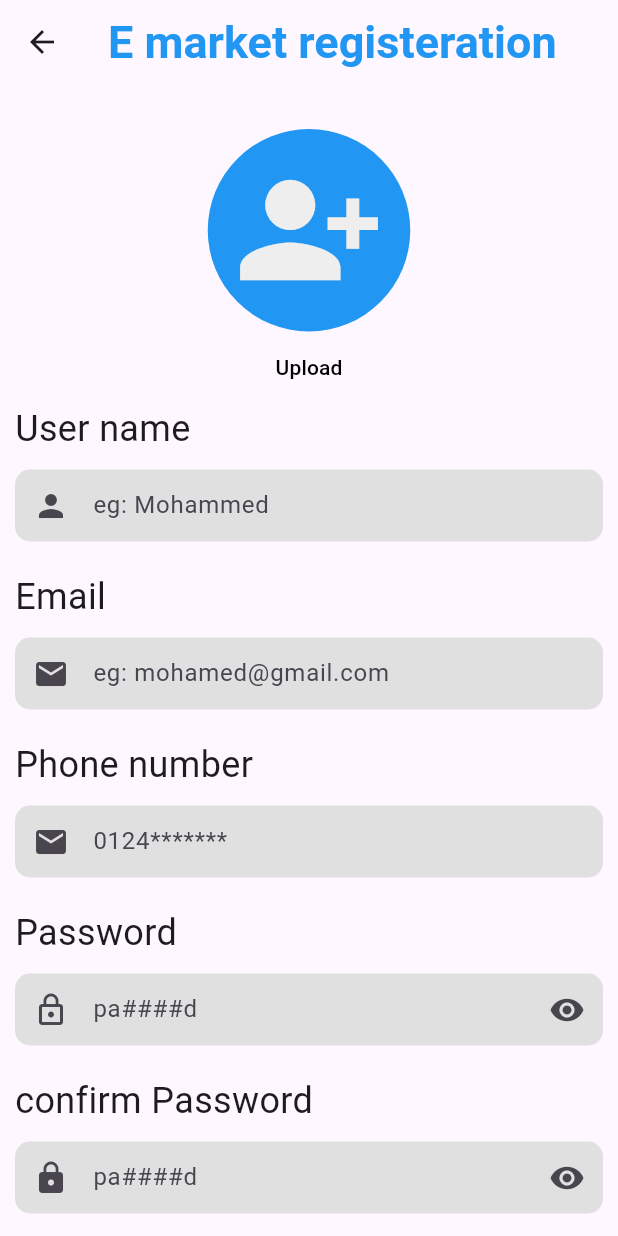
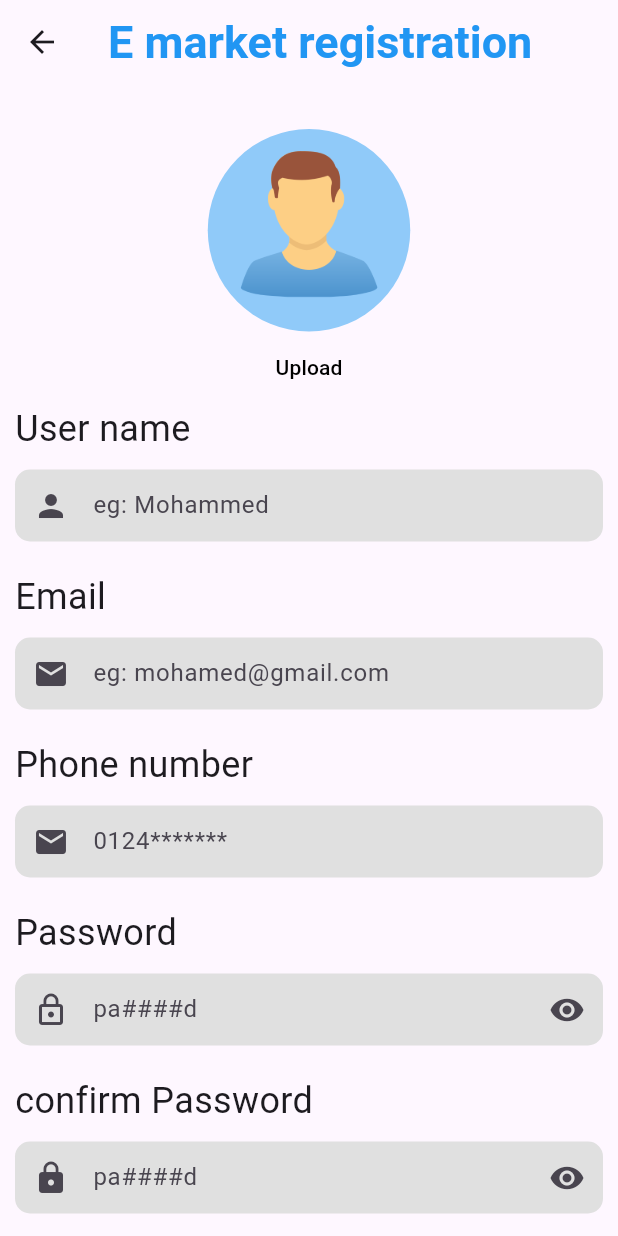
Before and after one commit to DiaaAhmedHassan/E_Market, a Flutter app: the Registration screen opened by its route, on a phone screen of 412 x 824 dp. Run offline on Flutter 3.47's test engine with Material 3 defaults, Android fonts, the phone set to English and light mode, and no system bars.

Commit message:
avatar image changed

```diff
--- a/lib/Auths/registration.dart
+++ b/lib/Auths/registration.dart
@@ -13,7 +13,7 @@ class _RegistrationState extends State<Registration> {
   Widget build(BuildContext context) {
     return Scaffold(
       appBar: AppBar(
-        title: const Text("E market registeration"),
+        title: const Text("E market registration"),
       ),
       body: SingleChildScrollView(
         child: Container(
@@ -29,20 +29,16 @@ class _RegistrationState extends State<Registration> {
                         margin: const EdgeInsets.only(top: 20),
                         width: 135,
                         height: 135,
-                        decoration: const BoxDecoration(
-                            shape: BoxShape.circle, color: Colors.blue),
+                        decoration:  BoxDecoration(
+                            shape: BoxShape.circle, color: Colors.blue[200]),
                         alignment: Alignment.center,
-                        child: Icon(
-                          Icons.person_add_alt_1,
-                          size: 100,
-                          color: Colors.grey[200],
-                        ),
+                        child: Image.asset("images/avatar.png")
                       ),
                     ),
                     MaterialButton(
                       onPressed: () {},
+                      textColor: Colors.black,
                       child: const Text("Upload"),
-                      textColor: Colors.black,
                     )
                   ],
                 ),
@@ -98,9 +94,9 @@ class _RegistrationState extends State<Registration> {
               ),
               UserInputField(
                 hint: "pa####d",
-                prefix: Icon(Icons.lock_outline),
+                prefix: const Icon(Icons.lock_outline),
                 suffix:
-                    IconButton(onPressed: () {}, icon: Icon(Icons.visibility)),
+                    IconButton(onPressed: () {}, icon: const Icon(Icons.visibility)),
               ),
               const SizedBox(
                 height: 20,
@@ -114,9 +110,9 @@ class _RegistrationState extends State<Registration> {
               ),
               UserInputField(
                 hint: "pa####d",
-                prefix: Icon(Icons.lock),
+                prefix: const Icon(Icons.lock),
                 suffix:
-                    IconButton(onPressed: () {}, icon: Icon(Icons.visibility)),
+                    IconButton(onPressed: () {}, icon: const Icon(Icons.visibility)),
               ),
               const SizedBox(
                 height: 30,
@@ -127,24 +123,25 @@ class _RegistrationState extends State<Registration> {
                   child: MaterialButton(
                     shape: RoundedRectangleBorder(borderRadius: BorderRadius.circular(10)),
                       onPressed: () {},
-                      child: Text(
+                      color: Colors.blue,
+                      textColor: Colors.white,
+                      child: const Text(
                         "Register",
                         style: TextStyle(fontSize: 24),
-                      ),
-                      color: Colors.blue,
-                      textColor: Colors.white)),
-                      SizedBox(height: 20,),
+                      ))),
+                      const SizedBox(height: 20,),
                       Container(
                         alignment: Alignment.center,
                         child: Row(
                           mainAxisAlignment: MainAxisAlignment.center,
                           children: [
-                          Text("Already have an account? "),
+                          const Text("Already have an account? "),
                           InkWell(
                             onTap: (){
                               Navigator.of(context).pushNamedAndRemoveUntil('login_page', (Route<dynamic> route) => false);
                             },
-                            child: Text("Login here", style:TextStyle(color: Colors.blue, decoration: TextDecoration.underline ,decorationColor: Colors.blue),))
+                            child: const Text("Login here", style:TextStyle(color: Colors.blue, decoration: TextDecoration.underline ,decorationColor: Colors.blue, fontWeight: FontWeight.bold),)
+                            )
                         ],),
                       )
             ],
```
Also changed, not shown: images/avatar.png.
